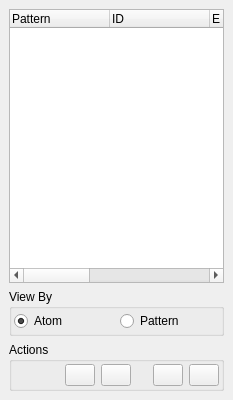
This is src/gui/atomlist.ui in trisyoungs/aten as Qt 5 draws it before an edit. The edited form follows.
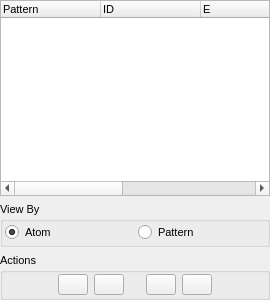
This is the edited form. Icons and pictures are not drawn. Custom widgets are drawn as their Qt base class.

```diff
--- a/src/gui/atomlist.ui
+++ b/src/gui/atomlist.ui
@@ -1,32 +1,43 @@
-<ui version="4.0" >
- <class>AtomlistDialog</class>
- <widget class="QDialog" name="AtomlistDialog" >
-  <property name="geometry" >
+<ui version="4.0">
+ <class>AtomListWidget</class>
+ <widget class="QDockWidget" name="AtomListWidget">
+  <property name="geometry">
    <rect>
     <x>0</x>
     <y>0</y>
-    <width>233</width>
-    <height>400</height>
+    <width>270</width>
+    <height>300</height>
    </rect>
   </property>
-  <property name="windowTitle" >
+  <property name="minimumSize">
+   <size>
+    <width>270</width>
+    <height>217</height>
+   </size>
+  </property>
+  <property name="font">
+   <font>
+    <pointsize>8</pointsize>
+   </font>
+  </property>
+  <property name="floating">
+   <bool>true</bool>
+  </property>
+  <property name="allowedAreas">
+   <set>Qt::LeftDockWidgetArea|Qt::RightDockWidgetArea</set>
+  </property>
+  <property name="windowTitle">
    <string>Atom List</string>
   </property>
-  <property name="windowIcon" >
-   <iconset resource="icons.qrc" >
-    <normaloff>:/stackicons/icons/stack_atomlist.svg</normaloff>:/stackicons/icons/stack_atomlist.svg</iconset>
-  </property>
-  <layout class="QVBoxLayout" >
-   <property name="spacing" >
-    <number>6</number>
-   </property>
-   <property name="margin" >
-    <number>9</number>
+  <widget class="QWidget" name="dockWidgetContents">
+   <layout class="QVBoxLayout" name="verticalLayout">
+    <property name="margin">
+     <number>0</number>
    </property>
    <item>
-    <widget class="TTreeWidget" name="AtomTree" >
-     <property name="sizePolicy" >
-      <sizepolicy vsizetype="Expanding" hsizetype="Expanding" >
+     <widget class="TTreeWidget" name="AtomTree">
+      <property name="sizePolicy">
+       <sizepolicy hsizetype="Expanding" vsizetype="Expanding">
        <horstretch>0</horstretch>
        <verstretch>0</verstretch>
       </sizepolicy>
@@ -67,9 +78,9 @@
     </widget>
    </item>
    <item>
-    <widget class="QGroupBox" name="ViewByGroup" >
-     <property name="sizePolicy" >
-      <sizepolicy vsizetype="Minimum" hsizetype="Preferred" >
+     <widget class="QGroupBox" name="ViewByGroup">
+      <property name="sizePolicy">
+       <sizepolicy hsizetype="Preferred" vsizetype="Minimum">
        <horstretch>0</horstretch>
        <verstretch>0</verstretch>
       </sizepolicy>
@@ -77,24 +88,24 @@
      <property name="title" >
       <string>View By</string>
      </property>
-     <layout class="QHBoxLayout" >
-      <property name="spacing" >
+      <layout class="QHBoxLayout" name="_3">
+       <property name="spacing">
        <number>4</number>
       </property>
-      <property name="margin" >
+       <property name="margin">
        <number>2</number>
       </property>
       <item>
-       <layout class="QHBoxLayout" >
-        <property name="spacing" >
+        <layout class="QHBoxLayout" name="_4">
+         <property name="spacing">
          <number>6</number>
         </property>
-        <property name="margin" >
+         <property name="margin">
          <number>0</number>
         </property>
         <item>
-         <widget class="QRadioButton" name="ViewByAtomButton" >
-          <property name="text" >
+          <widget class="QRadioButton" name="ViewByAtomButton">
+           <property name="text">
            <string>Atom</string>
           </property>
           <property name="checked" >
@@ -103,8 +114,8 @@
          </widget>
         </item>
         <item>
-         <widget class="QRadioButton" name="ViewByPatternButton" >
-          <property name="text" >
+          <widget class="QRadioButton" name="ViewByPatternButton">
+           <property name="text">
            <string>Pattern</string>
           </property>
          </widget>
@@ -115,23 +126,23 @@
     </widget>
    </item>
    <item>
-    <widget class="QGroupBox" name="ActionsGroup" >
-     <property name="title" >
+     <widget class="QGroupBox" name="ActionsGroup">
+      <property name="title">
       <string>Actions</string>
      </property>
-     <layout class="QVBoxLayout" >
-      <property name="spacing" >
+      <layout class="QVBoxLayout">
+       <property name="spacing">
        <number>4</number>
       </property>
-      <property name="margin" >
+       <property name="margin">
        <number>2</number>
       </property>
       <item>
-       <layout class="QHBoxLayout" >
-        <property name="spacing" >
+        <layout class="QHBoxLayout" name="_2">
+         <property name="spacing">
          <number>6</number>
         </property>
-        <property name="margin" >
+         <property name="margin">
          <number>0</number>
         </property>
         <item>
@@ -148,8 +159,8 @@
          </spacer>
         </item>
         <item>
-         <widget class="QPushButton" name="ShiftUpButton" >
-          <property name="maximumSize" >
+          <widget class="QPushButton" name="ShiftUpButton">
+           <property name="maximumSize">
            <size>
             <width>30</width>
             <height>30</height>
@@ -177,8 +188,8 @@
          </widget>
         </item>
         <item>
-         <widget class="QPushButton" name="ShiftDownButton" >
-          <property name="maximumSize" >
+          <widget class="QPushButton" name="ShiftDownButton">
+           <property name="maximumSize">
            <size>
             <width>30</width>
             <height>30</height>
@@ -222,8 +233,8 @@
          </spacer>
         </item>
         <item>
-         <widget class="QPushButton" name="MoveToStartButton" >
-          <property name="maximumSize" >
+          <widget class="QPushButton" name="MoveToStartButton">
+           <property name="maximumSize">
            <size>
             <width>30</width>
             <height>30</height>
@@ -251,8 +262,8 @@
          </widget>
         </item>
         <item>
-         <widget class="QPushButton" name="MoveToEndButton" >
-          <property name="maximumSize" >
+          <widget class="QPushButton" name="MoveToEndButton">
+           <property name="maximumSize">
            <size>
             <width>30</width>
             <height>30</height>
@@ -279,12 +290,26 @@
           </property>
          </widget>
         </item>
+         <item>
+          <spacer name="spacer">
+           <property name="orientation">
+            <enum>Qt::Horizontal</enum>
+           </property>
+           <property name="sizeHint" stdset="0">
+            <size>
+             <width>40</width>
+             <height>20</height>
+            </size>
+           </property>
+          </spacer>
+         </item>
        </layout>
       </item>
      </layout>
     </widget>
    </item>
   </layout>
+  </widget>
  </widget>
  <customwidgets>
   <customwidget>
```
Left out of the diff: 78 changed lines with no effect on the pictures. Lines whose indentation alone changed are shown as unchanged.
